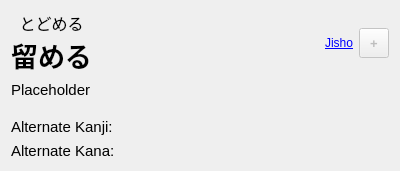
Before: the Qt Designer form src/gui/widgets/definition.ui in ripose-jp/Memento, drawn with Qt 5.
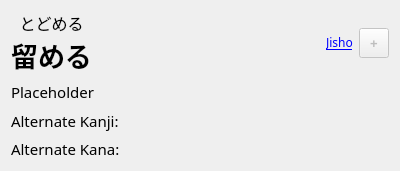
After: the same form once the commit is applied.

Diff of the .ui file:
```diff
--- a/src/gui/widgets/definition.ui
+++ b/src/gui/widgets/definition.ui
@@ -94,6 +94,11 @@
          <verstretch>0</verstretch>
         </sizepolicy>
        </property>
+       <property name="font">
+        <font>
+         <family>Noto Sans JP Medium</family>
+        </font>
+       </property>
        <property name="text">
         <string>&lt;a href=&quot;https://jisho.org/&quot;&gt;Jisho&lt;/a&gt;</string>
        </property>
@@ -137,6 +142,7 @@
      </property>
      <property name="font">
       <font>
+       <family>Noto Sans JP Medium</family>
        <pointsize>11</pointsize>
       </font>
      </property>
@@ -164,6 +170,7 @@
      </property>
      <property name="font">
       <font>
+       <family>Noto Sans JP Medium</family>
        <pointsize>11</pointsize>
       </font>
      </property>
@@ -188,6 +195,7 @@
      </property>
      <property name="font">
       <font>
+       <family>Noto Sans JP Medium</family>
        <pointsize>11</pointsize>
       </font>
      </property>
```
Left out of the diff: 2 changed lines with no effect on the pictures.
